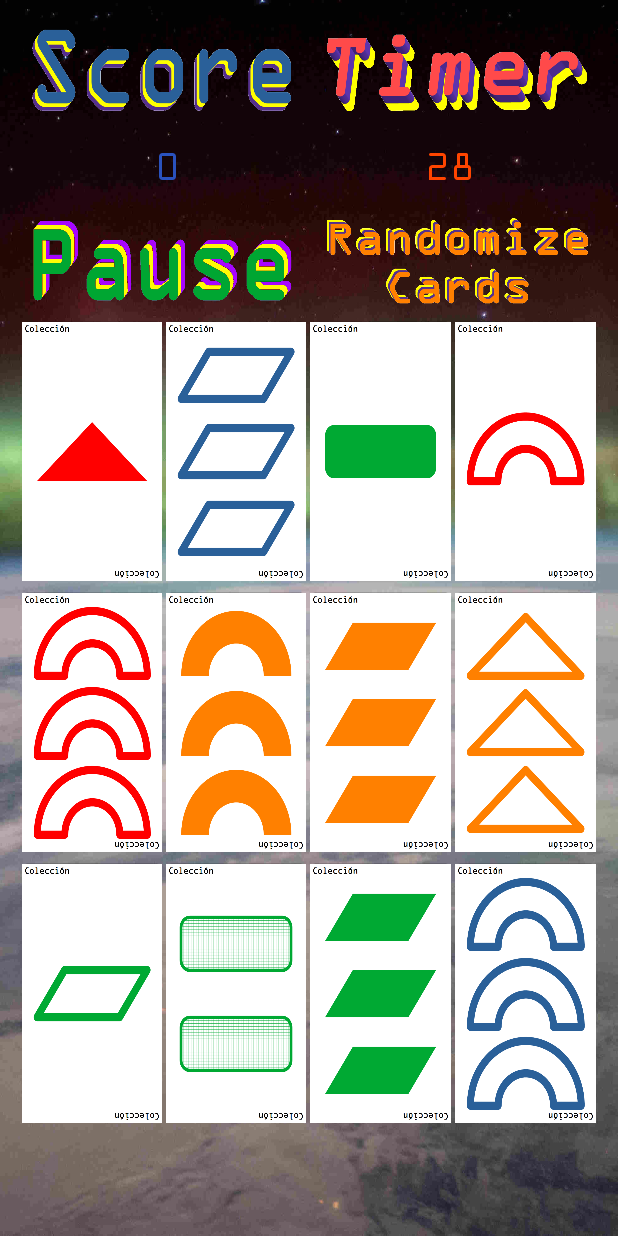
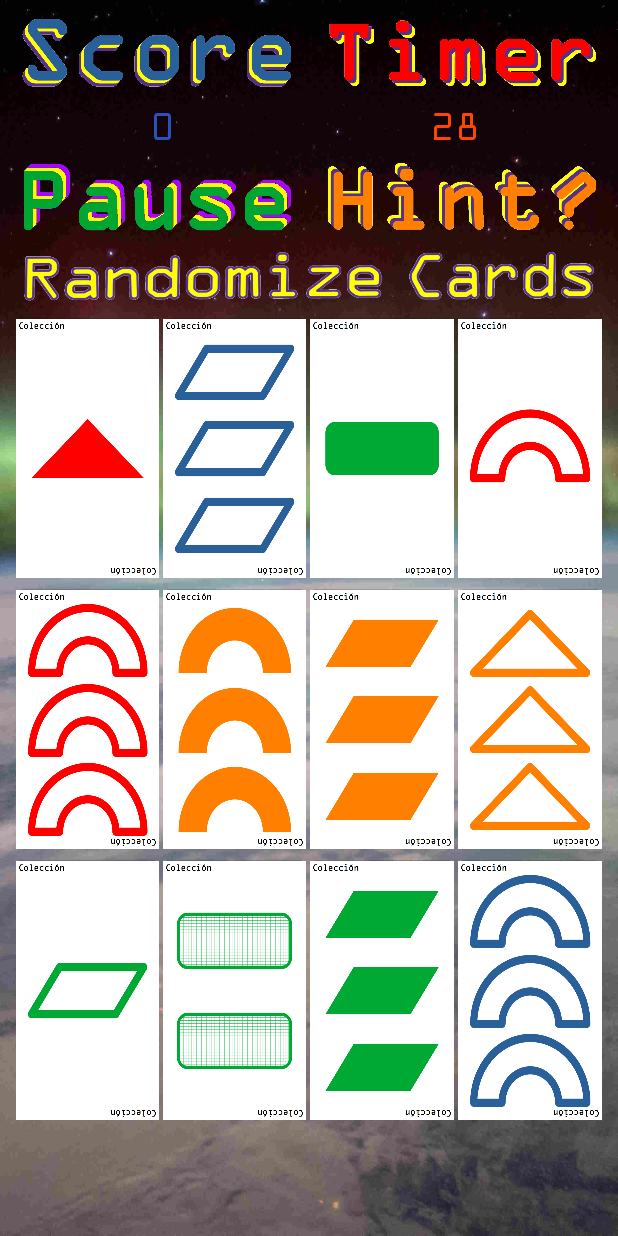
Before and after one commit to prophet18/Coleccion_Android, an Android app built with Jetpack Compose: the CardAreaTwo screen opened directly, with no data from a screen before it, on a phone screen of 412 x 824 dp. Run offline under Robolectric (Android 15) with nearby library versions, the phone set to English and light mode, and no system bars.

Commit message:
added hint button + more
buttons, layout updates

```diff
--- a/app/src/main/java/coleccion/android/CardAreaTwo.kt
+++ b/app/src/main/java/coleccion/android/CardAreaTwo.kt
@@ -52,19 +52,21 @@ class CardAreaTwo : ComponentActivity() {
     private lateinit var pButts: ImageButton
     private lateinit var viewFlip: ViewFlipper
     private lateinit var eButts2: ImageButton
+    private lateinit var hintButt: ImageButton
     lateinit var bgLinking: LinearLayout
 
     override fun onCreate(savedInstanceState: Bundle?) {
         super.onCreate(savedInstanceState)
         setContentView(R.layout.play_layout)
 
-        viewFlip = findViewById(R.id.playFlipper); bgLinking = findViewById(R.id.board_layout2)
+        viewFlip = findViewById(R.id.playFlipper)
+        bgLinking = findViewById(R.id.board_layout2)
         bgLinking.setBackgroundResource(AllDatas.boardBGdrawable)
 
-        nucOne = findViewById(R.id.card1); nucTwo = findViewById(R.id.card2); nucThree = findViewById(R.id.card3); pButts = findViewById(R.id.pause_button)
-        nucFour = findViewById(R.id.card4); nucFive = findViewById(R.id.card5); nucSix = findViewById(R.id.card6)
-        nucSeven = findViewById(R.id.card7); nucEight = findViewById(R.id.card8); nucNine = findViewById(R.id.card9)
-        nucTen = findViewById(R.id.card10); nucEleven = findViewById(R.id.card11); nucTwelve = findViewById(R.id.card12)
+        nucOne = findViewById(R.id.card1);      nucTwo = findViewById(R.id.card2);      nucThree = findViewById(R.id.card3)
+        nucFour = findViewById(R.id.card4);     nucFive = findViewById(R.id.card5);     nucSix = findViewById(R.id.card6)
+        nucSeven = findViewById(R.id.card7);    nucEight = findViewById(R.id.card8);    nucNine = findViewById(R.id.card9)
+        nucTen = findViewById(R.id.card10);     nucEleven = findViewById(R.id.card11);  nucTwelve = findViewById(R.id.card12)
 
         imagesMap[0] = nucOne ; imagesMap[1] = nucTwo ; imagesMap[2] = nucThree ; imagesMap[3] = nucFour
         imagesMap[4] = nucFive ; imagesMap[5] = nucSix ; imagesMap[6] = nucSeven ; imagesMap[7] = nucEight
@@ -73,12 +75,14 @@ class CardAreaTwo : ComponentActivity() {
         scoreValu = findViewById(R.id.score_value); timeValu = findViewById(R.id.time_value)
         randButto = findViewById(R.id.random_button) ; rButts = findViewById(R.id.resume_button)
         eButts1 = findViewById(R.id.e_button); eButts2 = findViewById(R.id.e_button2)
+        pButts = findViewById(R.id.pause_button) ; hintButt = findViewById(R.id.hint_button)
 
         makeDeck()
         createCountDownTimer()
         scoreValu.text = AllDatas.scoreTrack.scoreFinal()
 
-        randButto.setOnClickListener { randomCards() } ; pButts.setOnClickListener { giveHint(buttonMapping) } ; rButts.setOnClickListener { onResumed() }
+        randButto.setOnClickListener { randomCards() } ; pButts.setOnClickListener { onPaused() }
+        rButts.setOnClickListener { onResumed() } ; hintButt.setOnClickListener { giveHint(buttonMapping) }
         eButts1.setOnClickListener { returnMenuHome() } ; eButts2.setOnClickListener { returnAndroidHome() }
 
         buttonMapping[0]!!.gameImgBtn.setOnClickListener { toggleCardState(0) }
@@ -168,9 +172,9 @@ class CardAreaTwo : ComponentActivity() {
                     if (solves()) {
                         nuDeck()
                         // score.push(cardmap[1]); score.push(cardmap[2]); score.push(cardmap[3])
-                        AllDatas.scoreTrack.push(cardMap[1]); AllDatas.scoreTrack.push(cardMap[2]); AllDatas.scoreTrack.push(
-                            cardMap[3]
-                        )
+                        AllDatas.scoreTrack.push(cardMap[1])
+                        AllDatas.scoreTrack.push(cardMap[2])
+                        AllDatas.scoreTrack.push(cardMap[3])
                         scoreValu.text = AllDatas.scoreTrack.scoreFinal()
                         AllDatas.gameScoreInfo = AllDatas.scoreTrack.scoreTotal()
 
@@ -188,7 +192,6 @@ class CardAreaTwo : ComponentActivity() {
                 }
             }
         } else {
-            // Change to inactive state
             when (nca) {
                 1 -> {
                     cardMap.remove(1)
@@ -282,7 +285,8 @@ class CardAreaTwo : ComponentActivity() {
         finish()
     }
 
-    fun findPossibleMatches(gameButtons: HashMap<Int, GameButton>): List<Triple<Pair<Int, GameButton>, Pair<Int, GameButton>, Pair<Int, GameButton>>> {
+    fun findPossibleMatches(gameButtons: HashMap<Int, GameButton>):
+            List<Triple<Pair<Int, GameButton>, Pair<Int, GameButton>, Pair<Int, GameButton>>> {
         val cards = gameButtons.toList()
         val matches = mutableListOf<Triple<Pair<Int, GameButton>, Pair<Int, GameButton>, Pair<Int, GameButton>>>()
 
@@ -302,7 +306,8 @@ class CardAreaTwo : ComponentActivity() {
         return matches
     }
 
-    fun selectMatch(matches: List<Triple<Pair<Int, GameButton>, Pair<Int, GameButton>, Pair<Int, GameButton>>>): Triple<Pair<Int, GameButton>, Pair<Int, GameButton>, Pair<Int, GameButton>>? {
+    fun selectMatch(matches: List<Triple<Pair<Int, GameButton>, Pair<Int, GameButton>, Pair<Int, GameButton>>>):
+            Triple<Pair<Int, GameButton>, Pair<Int, GameButton>, Pair<Int, GameButton>>? {
         return if (matches.isNotEmpty()) {
             matches.random()
         } else {
--- a/app/src/main/res/layout/play_layout.xml
+++ b/app/src/main/res/layout/play_layout.xml
@@ -17,20 +17,20 @@
         <TableLayout
             android:layout_width="match_parent"
             android:layout_height="match_parent"
-            android:layout_margin="5dp"
-            android:padding="5dp"
+            android:layout_margin="3dp"
+            android:padding="3dp"
             android:id="@+id/board_layout3" >
 
             <TableRow
                 android:gravity="center"
-                android:layout_margin="3dp"
-                android:padding="3dp" >
+                android:layout_margin="2dp"
+                android:padding="2dp" >
 
                 <ImageView
                     android:id="@+id/score_icon"
                     android:contentDescription="@string/score_icon"
                     android:layout_width="180dp"
-                    android:layout_height="60dp"
+                    android:layout_height="50dp"
                     android:scaleType="fitXY"
                     android:layout_weight="1"
                     android:paddingStart="1dp"
@@ -41,25 +41,25 @@
                     android:id="@+id/timer_icon"
                     android:contentDescription="@string/timer_icon"
                     android:layout_width="180dp"
-                    android:layout_height="60dp"
+                    android:layout_height="50dp"
                     android:scaleType="fitXY"
                     android:layout_weight="1"
                     android:paddingStart="10dp"
                     android:paddingEnd="1dp"
-                    android:src="@drawable/timeicon3" />
+                    android:src="@drawable/gametimericon" />
 
             </TableRow>
 
             <TableRow
                 android:gravity="center"
-                android:layout_margin="3dp"
-                android:padding="3dp">
+                android:layout_margin="2dp"
+                android:padding="2dp">
 
                 <TextView
                     android:id="@+id/score_value"
                     android:contentDescription="@string/game_score"
                     android:layout_width="150dp"
-                    android:layout_height="40dp"
+                    android:layout_height="30dp"
                     android:paddingStart="5dp"
                     android:paddingEnd="5dp"
                     android:layout_weight="1"
@@ -74,7 +74,7 @@
                     android:id="@+id/time_value"
                     android:contentDescription="@string/game_time_left_seconds"
                     android:layout_width="150dp"
-                    android:layout_height="40dp"
+                    android:layout_height="30dp"
                     android:paddingStart="5dp"
                     android:paddingEnd="5dp"
                     android:layout_weight="1"
@@ -89,14 +89,14 @@
 
             <TableRow
                 android:gravity="center"
-                android:layout_margin="3dp"
-                android:padding="3dp">
+                android:layout_margin="2dp"
+                android:padding="2dp">
 
                 <ImageButton
                     android:id="@+id/pause_button"
                     android:contentDescription="@string/pause_button"
                     android:layout_width="180dp"
-                    android:layout_height="60dp"
+                    android:layout_height="50dp"
                     android:scaleType="fitXY"
                     android:paddingStart="1dp"
                     android:paddingEnd="10dp"
@@ -105,15 +105,34 @@
                     android:background="@android:color/transparent" />
 
                 <ImageButton
-                    android:id="@+id/random_button"
-                    android:contentDescription="@string/randomize_button"
+                    android:id="@+id/hint_button"
+                    android:contentDescription="@string/hint"
                     android:layout_width="180dp"
-                    android:layout_height="60dp"
+                    android:layout_height="50dp"
                     android:scaleType="fitXY"
                     android:paddingStart="10dp"
                     android:paddingEnd="1dp"
                     android:layout_weight="1"
-                    android:src="@drawable/randomize_cards_icon"
+                    android:src="@drawable/hintbutton"
+                    android:background="@android:color/transparent" />
+
+            </TableRow>
+
+            <TableRow
+                android:gravity="center"
+                android:layout_margin="2dp"
+                android:padding="2dp">
+
+                <ImageButton
+                    android:id="@+id/random_button"
+                    android:contentDescription="@string/randomize_button"
+                    android:layout_width="180dp"
+                    android:layout_height="40dp"
+                    android:scaleType="fitXY"
+                    android:paddingStart="1dp"
+                    android:paddingEnd="1dp"
+                    android:layout_weight="1"
+                    android:src="@drawable/ricontres"
                     android:background="@android:color/transparent" />
 
             </TableRow>
--- a/app/src/main/res/values/strings.xml
+++ b/app/src/main/res/values/strings.xml
@@ -37,4 +37,5 @@
     <string name="choose_game_background">Select Board Picture:</string>
     <string name="choose_gt">Select Game Length (seconds):</string>
     <string name="scoretwo">Score</string>
+    <string name="hint">Assistance</string>
 </resources>
```
Also changed, not shown: app/src/main/java/coleccion/android/Settings.kt (+5 -4 lines), app/src/main/res/layout/help_screens.xml (+14 -14 lines), app/src/main/res/drawable/gametimericon.png (added), app/src/main/res/drawable/hintbutton.png (added), app/src/main/res/drawable/ricontres.png (added).
